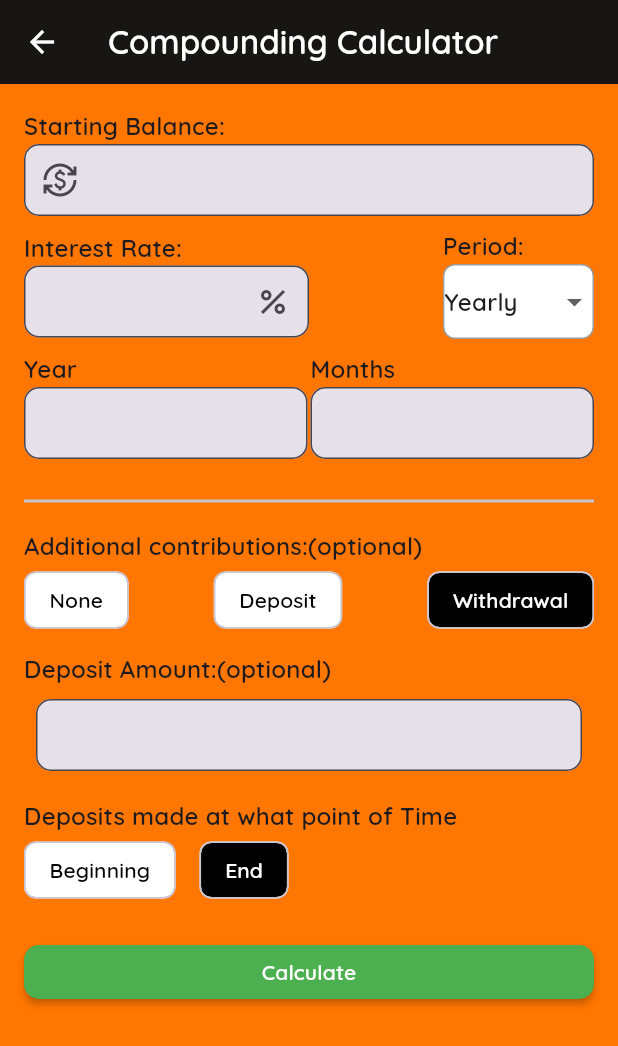
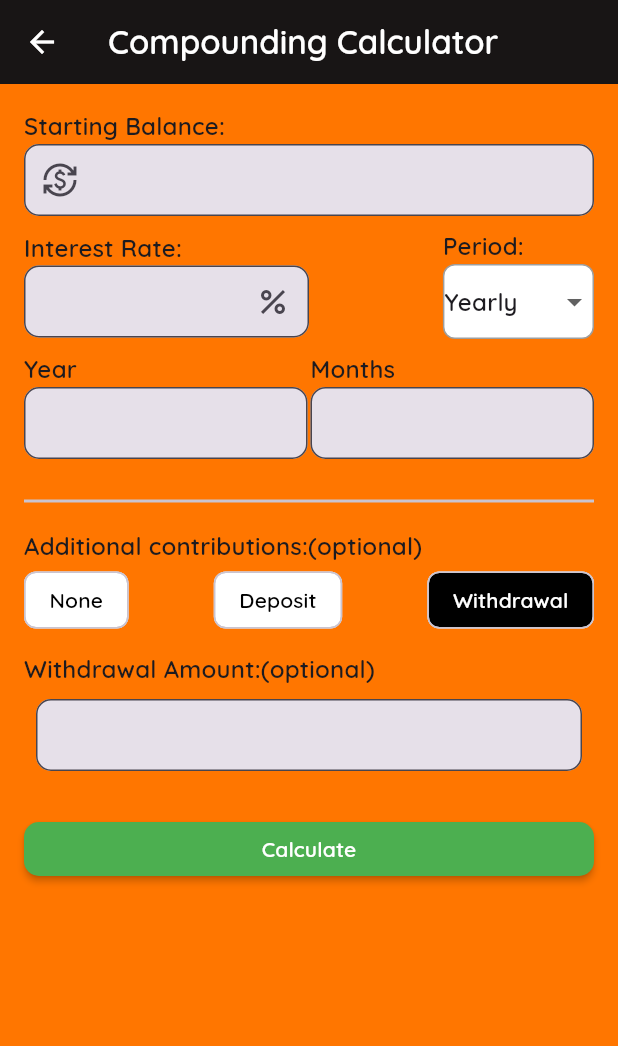
Before and after one commit to radmaster2000/forexFolioM, a Flutter app: the CoumpoundingCalculator screen opened directly, after a tap on "Deposit", after a tap on "Withdrawal", on a phone screen of 412 x 824 dp. Shown: the top 1046 px of the screen. Run offline on Flutter 3.47's test engine with Material 3 defaults, Android fonts, the phone set to English and light mode, and no system bars; our stand-ins replace dio, google_fonts, image_picker, sqflite; accounts and stored records are empty.

Commit message:
add texfield for withdrawal section

```diff
--- a/lib/pages/compundingCalculator.dart
+++ b/lib/pages/compundingCalculator.dart
@@ -348,14 +348,20 @@ class _CoumpoundingCalculatorState extends State<CoumpoundingCalculator> {
                   ],
                 ),
 
-                if (deposit != "None")
+                if (deposit != "None" && deposit != "Withdrawal")
                   Padding(
                     padding: EdgeInsets.only(top: 10),
                     child: Text('Deposit Amount:(optional)',
                         style: Theme.of(context).textTheme.titleMedium),
                   ),
+                if (deposit == "Withdrawal")
+                  Padding(
+                    padding: EdgeInsets.only(top: 10),
+                    child: Text('Withdrawal Amount:(optional)',
+                        style: Theme.of(context).textTheme.titleMedium),
+                  ),
                 //  if(deposit!="None")  SizedBox(width: 10.0),
-                if (deposit != "None")
+                if (deposit != "None" && deposit != "Withdrawal")
                   Padding(
                     padding: const EdgeInsets.all(8.0),
                     child: TextField(
@@ -372,12 +378,31 @@ class _CoumpoundingCalculatorState extends State<CoumpoundingCalculator> {
                           monthlyDeposit = double.parse(value),
                     ),
                   ),
-                if (deposit != "None")Padding(
-                  padding: EdgeInsets.only(top: 10),
-                  child: Text("Deposits made at what point of Time",
-                      style: Theme.of(context).textTheme.titleMedium),
-                ),
-                if (deposit != "None")
+                if (deposit == "Withdrawal")
+                  Padding(
+                    padding: const EdgeInsets.all(8.0),
+                    child: TextField(
+                      decoration: InputDecoration(
+                        filled: true,
+                        border: OutlineInputBorder(
+                            borderSide: BorderSide(color: Colors.grey),
+                            borderRadius: BorderRadius.circular(10)),
+                        contentPadding: EdgeInsets.symmetric(
+                            vertical: 5.0, horizontal: 12.0),
+                      ),
+                      keyboardType: TextInputType.number,
+                      onChanged: (value) =>
+                          //change value according to withdrawal
+                          monthlyDeposit = double.parse(value),
+                    ),
+                  ),
+                if (deposit != "None" && deposit != "Withdrawal")
+                  Padding(
+                    padding: EdgeInsets.only(top: 10),
+                    child: Text("Deposits made at what point of Time",
+                        style: Theme.of(context).textTheme.titleMedium),
+                  ),
+                if (deposit != "None" && deposit != "Withdrawal")
                   Row(
                     mainAxisAlignment: MainAxisAlignment.start,
                     children: [
```
